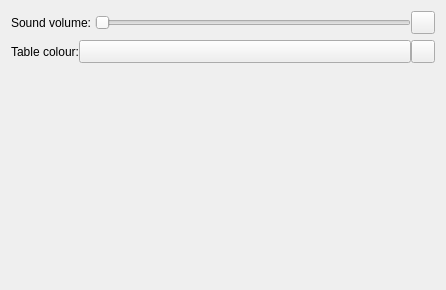
The window that qt/qtgo/qtgo/SettingsWidget.ui (alecs1/home) describes before a commit, drawn with Qt 5.
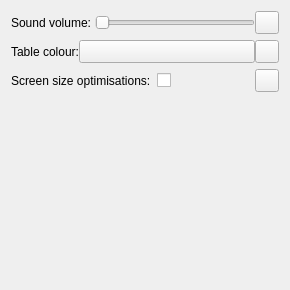
The same window after the commit.

Commit message: Started to expose space optimisation to GUI.

The edit to the form file:
```diff
--- a/qt/qtgo/qtgo/SettingsWidget.ui
+++ b/qt/qtgo/qtgo/SettingsWidget.ui
@@ -6,7 +6,7 @@
    <rect>
     <x>0</x>
     <y>0</y>
-    <width>446</width>
+    <width>290</width>
     <height>290</height>
    </rect>
   </property>
@@ -88,6 +88,37 @@
      </item>
     </layout>
    </item>
+   <item>
+    <layout class="QHBoxLayout" name="horizontalLayout_3">
+     <property name="bottomMargin">
+      <number>0</number>
+     </property>
+     <item>
+      <widget class="QLabel" name="label">
+       <property name="text">
+        <string>Screen size optimisations:</string>
+       </property>
+       <property name="alignment">
+        <set>Qt::AlignLeading|Qt::AlignLeft|Qt::AlignVCenter</set>
+       </property>
+      </widget>
+     </item>
+     <item>
+      <widget class="QCheckBox" name="spaceOptimisationCheck">
+       <property name="text">
+        <string/>
+       </property>
+      </widget>
+     </item>
+     <item>
+      <widget class="QToolButton" name="revertSpaceOptimisationButton">
+       <property name="text">
+        <string/>
+       </property>
+      </widget>
+     </item>
+    </layout>
+   </item>
    <item>
     <spacer name="verticalSpacer">
      <property name="orientation">
```
The commit also changes 8 other files.
